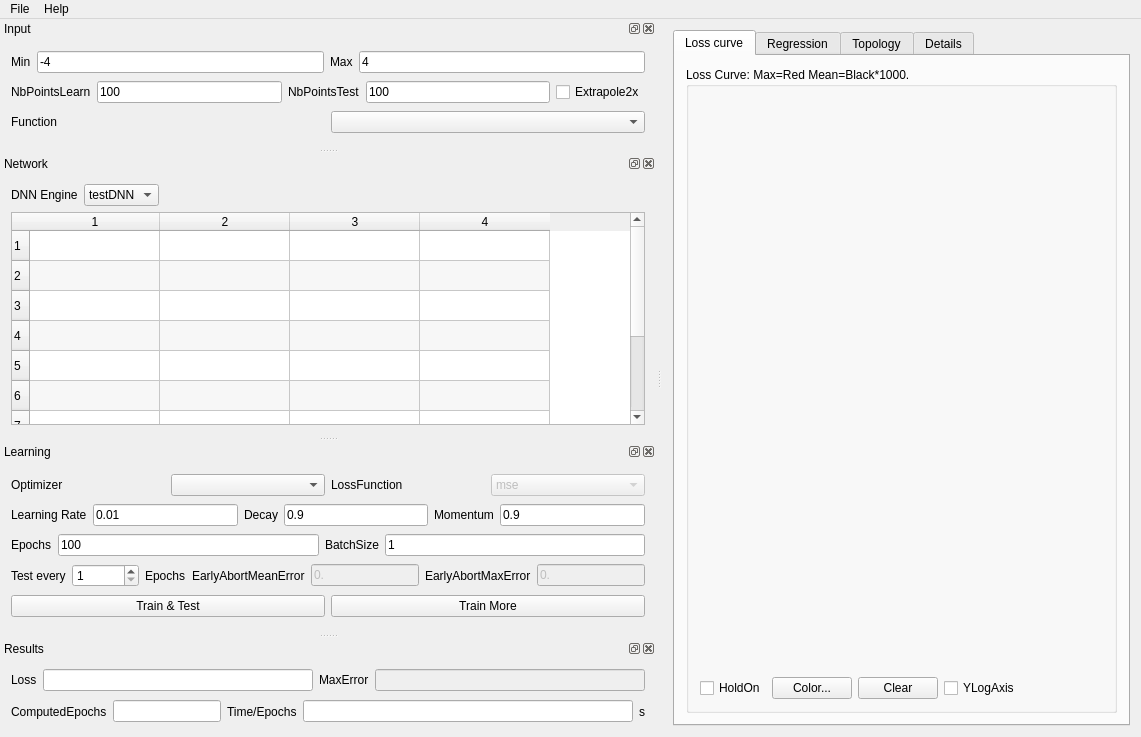
This is src/DNNLab/mainwindow.ui in edeforas/BeeDNN as Qt 5 draws it before an edit. The edited form follows.
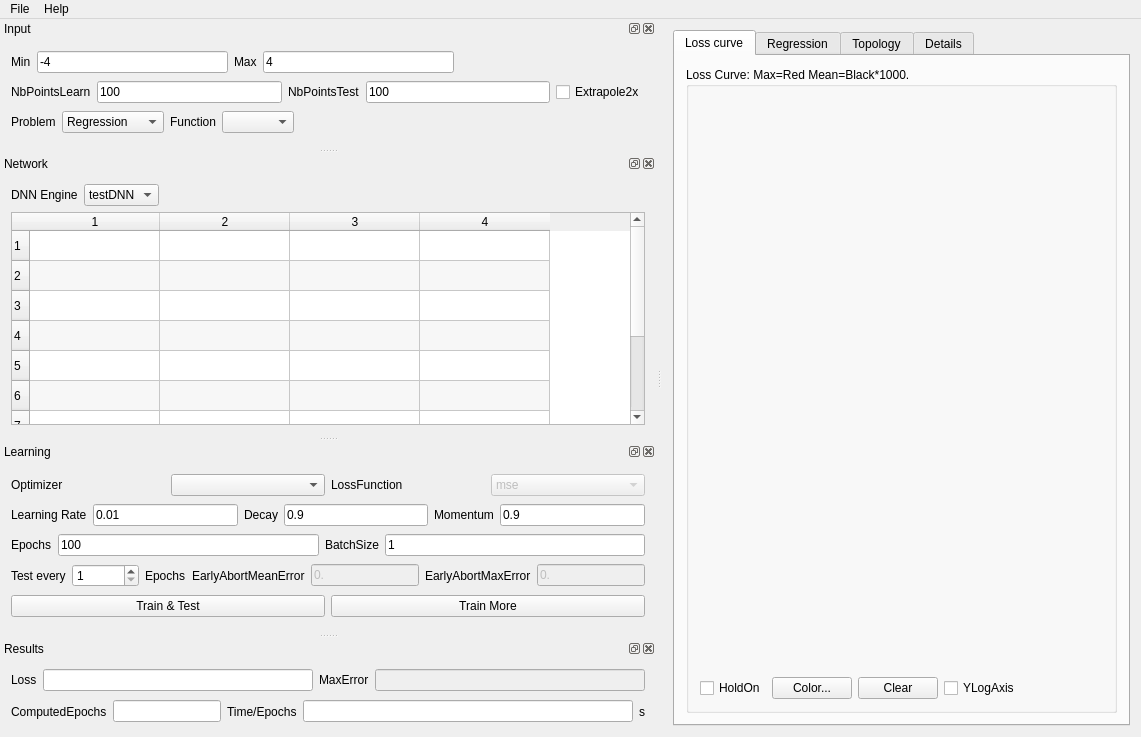
This is the edited form.

```diff
--- a/src/DNNLab/mainwindow.ui
+++ b/src/DNNLab/mainwindow.ui
@@ -222,6 +222,19 @@
          </property>
         </widget>
        </item>
+       <item>
+        <spacer name="horizontalSpacer_3">
+         <property name="orientation">
+          <enum>Qt::Horizontal</enum>
+         </property>
+         <property name="sizeHint" stdset="0">
+          <size>
+           <width>40</width>
+           <height>20</height>
+          </size>
+         </property>
+        </spacer>
+       </item>
       </layout>
      </item>
      <item>
@@ -265,6 +278,27 @@
      </item>
      <item>
       <layout class="QHBoxLayout" name="horizontalLayout_9">
+       <item>
+        <widget class="QLabel" name="label_16">
+         <property name="text">
+          <string>Problem</string>
+         </property>
+        </widget>
+       </item>
+       <item>
+        <widget class="QComboBox" name="cbProblem">
+         <item>
+          <property name="text">
+           <string>Regression</string>
+          </property>
+         </item>
+         <item>
+          <property name="text">
+           <string>Classification</string>
+          </property>
+         </item>
+        </widget>
+       </item>
        <item>
         <widget class="QLabel" name="label_6">
          <property name="text">
@@ -275,6 +309,19 @@
        <item>
         <widget class="QComboBox" name="cbFunction"/>
        </item>
+       <item>
+        <spacer name="horizontalSpacer_4">
+         <property name="orientation">
+          <enum>Qt::Horizontal</enum>
+         </property>
+         <property name="sizeHint" stdset="0">
+          <size>
+           <width>40</width>
+           <height>20</height>
+          </size>
+         </property>
+        </spacer>
+       </item>
       </layout>
      </item>
     </layout>
```
